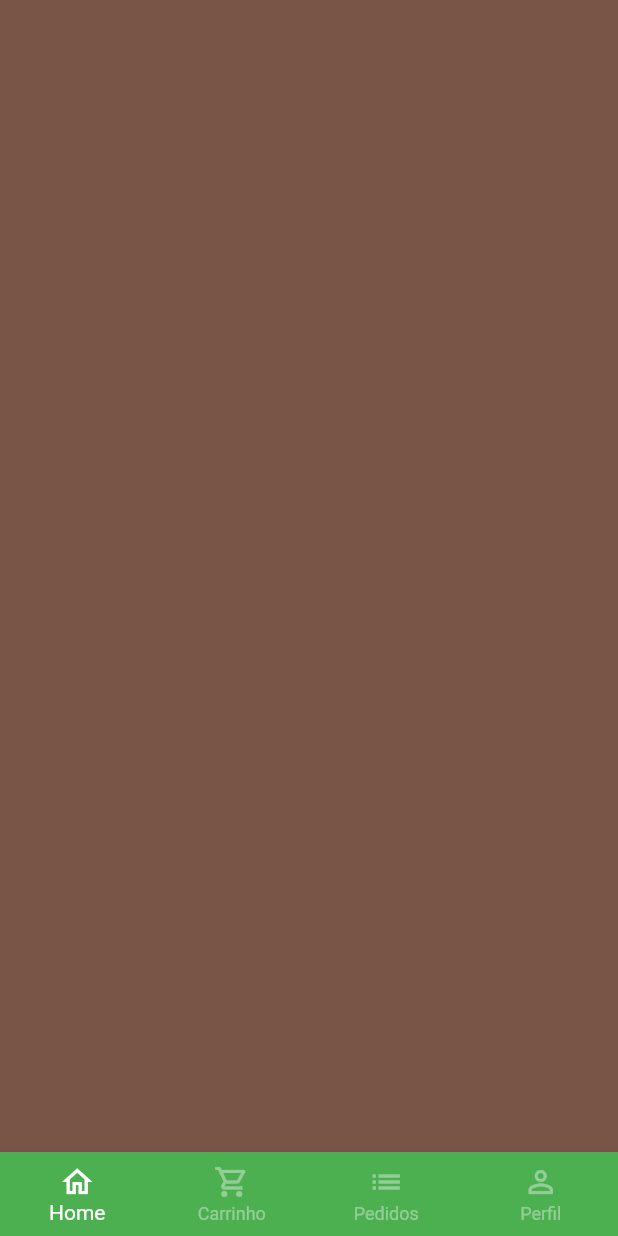
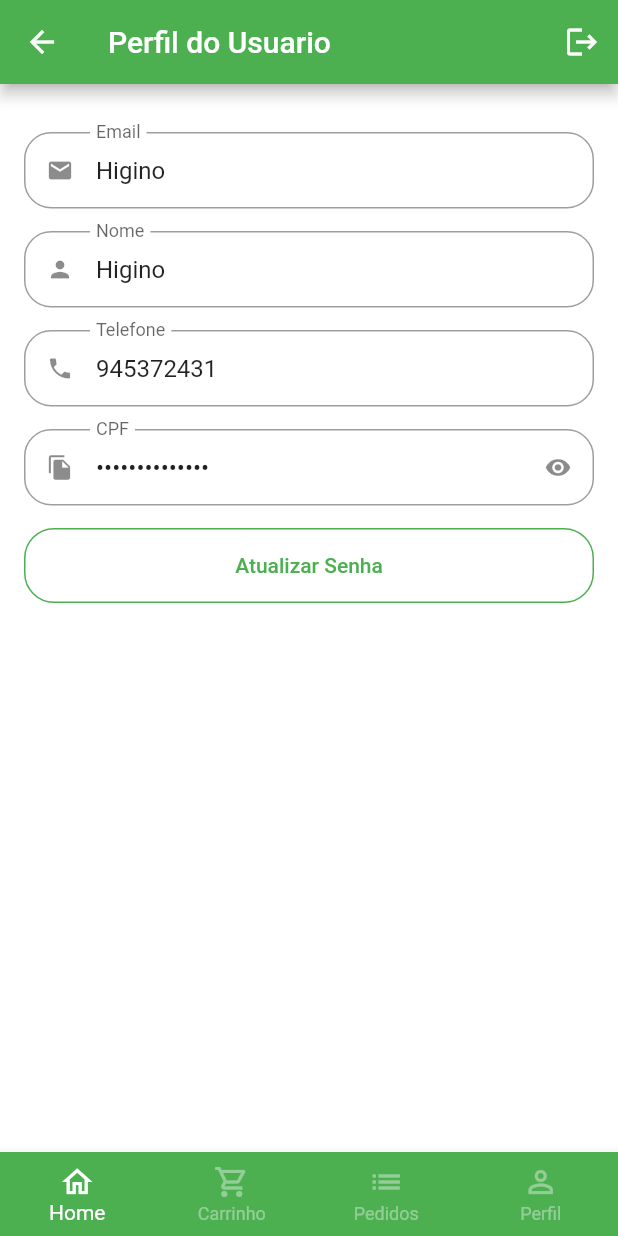
Before and after one commit to goncalveshigino/quitanda, a Flutter app: the BaseScreen screen opened directly, swiped to page 4, on a phone screen of 412 x 824 dp. Run offline on Flutter 3.47's test engine with Material 2 defaults, Android fonts, the phone set to English and light mode, and no system bars; our stand-ins replace animated_text_kit, badges, mask_text_input_formatter.

Commit message:
Tela de perfil

```diff
--- a/lib/src/config/app_data.dart
+++ b/lib/src/config/app_data.dart
@@ -1,5 +1,6 @@
 import 'package:quitanda/src/models/cart_item_model.dart';
 import 'package:quitanda/src/models/item_model.dart';
+import 'package:quitanda/src/models/user_model.dart';
 
 ItemModel apple = ItemModel(
   description:
@@ -74,18 +75,24 @@ List<String> categories = [
 ];
 
 List<CartItemModel> cartItems = [
-
   CartItemModel(
     item: apple,
     quantity: 2,
   ),
-   CartItemModel(
+  CartItemModel(
     item: mango,
     quantity: 1,
   ),
-   CartItemModel(
+  CartItemModel(
     item: guava,
     quantity: 2,
   ),
+];
 
-];
+UserModel user = UserModel(
+  name: 'Higino',
+  emial: 'luiz@gmail.com',
+  phone: '945372431',
+  cpf: '688.888.444.99',
+  password: '123456',
+);
--- /dev/null
+++ b/lib/src/models/user_model.dart
@@ -0,0 +1,19 @@
+
+
+class UserModel {
+
+   String name;
+   String emial;
+   String phone;
+   String cpf;
+   String password;
+
+   UserModel({
+    required this.name,
+    required this.emial,
+    required this.phone,
+    required this.cpf,
+    required this.password,
+   });
+
+}
--- a/lib/src/pages/auth/sign_in_screen.dart
+++ b/lib/src/pages/auth/sign_in_screen.dart
@@ -4,7 +4,7 @@ import 'package:quitanda/src/config/custom_colors.dart';
 import 'package:quitanda/src/pages/auth/sign_up_screen.dart';
 import 'package:quitanda/src/pages/base/base_screen.dart';
 
-import 'components/custom_text_field.dart';
+import '../common_widgets/custom_text_field.dart';
 
 
 class SignInScreen extends StatelessWidget {
--- a/lib/src/pages/auth/sign_up_screen.dart
+++ b/lib/src/pages/auth/sign_up_screen.dart
@@ -1,7 +1,7 @@
 import 'package:flutter/material.dart';
 import 'package:mask_text_input_formatter/mask_text_input_formatter.dart';
 import 'package:quitanda/src/config/custom_colors.dart';
-import 'package:quitanda/src/pages/auth/components/custom_text_field.dart';
+import 'package:quitanda/src/pages/common_widgets/custom_text_field.dart';
 
 class SignScreen extends StatelessWidget {
 
--- a/lib/src/pages/base/base_screen.dart
+++ b/lib/src/pages/base/base_screen.dart
@@ -2,6 +2,7 @@ import 'package:flutter/material.dart';
 import 'package:quitanda/src/pages/home/home_tab.dart';
 
 import '../cart/cart_tab.dart';
+import '../profile/profile_tab.dart';
 
 
 class BaseScreen extends StatefulWidget {
@@ -26,13 +27,11 @@ class _BaseScreenState extends State<BaseScreen> {
         children: [
 
         const HomeTab(),
-          CartTab(),
+         const CartTab(),
          Container(
             color: Colors.green,
           ),
-          Container(
-            color: Colors.brown,
-          ),
+        const ProfileTab(),
         ],
       ),
       bottomNavigationBar: BottomNavigationBar(
--- a/lib/src/pages/cart/components/cart_tile.dart
+++ b/lib/src/pages/cart/components/cart_tile.dart
@@ -20,6 +20,7 @@ class CartTile extends StatefulWidget {
 }
 
 class _CartTileState extends State<CartTile> {
+
   final UtilsServices utilsServices = UtilsServices();
 
   @override
--- a/lib/src/pages/auth/components/custom_text_field.dart
+++ b/lib/src/pages/common_widgets/custom_text_field.dart
@@ -2,18 +2,21 @@ import 'package:flutter/material.dart';
 import 'package:flutter/services.dart';
 
 class CustomTextField extends StatefulWidget {
-
   final IconData icon;
   final String label;
   final bool isSecret;
   final List<TextInputFormatter>? inputFormatter;
+  final String? initialValue;
+  final bool readOnly;
 
   const CustomTextField({
     Key? key,
     required this.icon,
     required this.label,
     this.isSecret = false,
-    this.inputFormatter
+    this.inputFormatter,
+    this.initialValue,
+    this.readOnly = false
   }) : super(key: key);
 
   @override
@@ -21,7 +24,6 @@ class CustomTextField extends StatefulWidget {
 }
 
 class _CustomTextFieldState extends State<CustomTextField> {
-
   bool isObscure = false;
 
   @override
@@ -36,6 +38,8 @@ class _CustomTextFieldState extends State<CustomTextField> {
     return Padding(
       padding: const EdgeInsets.only(bottom: 15),
       child: TextFormField(
+        readOnly: widget.readOnly,
+        initialValue: widget.initialValue,
         obscureText: isObscure,
         inputFormatters: widget.inputFormatter,
         decoration: InputDecoration(
@@ -47,12 +51,14 @@ class _CustomTextFieldState extends State<CustomTextField> {
                         isObscure = !isObscure;
                       });
                     },
-                    icon: Icon(isObscure ? Icons.visibility : Icons.visibility_off),
+                    icon: Icon(
+                        isObscure ? Icons.visibility : Icons.visibility_off),
                   )
                 : null,
             labelText: widget.label,
             isDense: true,
-            border: OutlineInputBorder(borderRadius: BorderRadius.circular(18))),
+            border:
+                OutlineInputBorder(borderRadius: BorderRadius.circular(18))),
       ),
     );
   }
--- /dev/null
+++ b/lib/src/pages/profile/profile_tab.dart
@@ -0,0 +1,67 @@
+import 'package:flutter/material.dart';
+import 'package:quitanda/src/pages/common_widgets/custom_text_field.dart';
+import 'package:quitanda/src/config/app_data.dart' as appData;
+
+class ProfileTab extends StatelessWidget {
+  const ProfileTab({
+    Key? key,
+  }) : super(key: key);
+
+  @override
+  Widget build(BuildContext context) {
+    return Scaffold(
+      appBar: AppBar(
+        title: const Text('Perfil do Usuario'),
+        actions: [
+          IconButton(
+            onPressed: () {},
+            icon: const Icon(Icons.logout),
+          )
+        ],
+      ),
+      body: ListView(
+        physics: BouncingScrollPhysics(),
+        padding: const EdgeInsets.fromLTRB(16, 32, 16, 16),
+        children: [
+          CustomTextField(
+            initialValue: appData.user.name,
+            readOnly: true,
+            icon: Icons.email,
+            label: 'Email',
+          ),
+          CustomTextField(
+            initialValue: appData.user.name,
+            readOnly: true,
+            icon: Icons.person,
+            label: 'Nome',
+          ),
+          CustomTextField(
+            initialValue: appData.user.phone,
+            readOnly: true,
+            icon: Icons.phone,
+            label: 'Telefone',
+          ),
+          CustomTextField(
+            initialValue: appData.user.cpf,
+            readOnly: true,
+            icon: Icons.file_copy,
+            label: 'CPF',
+            isSecret: true,
+          ),
+          SizedBox(
+            height: 50,
+            child: OutlinedButton(
+              style: OutlinedButton.styleFrom(
+                shape: RoundedRectangleBorder(
+                    borderRadius: BorderRadius.circular(20)),
+                side: const BorderSide(color: Colors.green),
+              ),
+              onPressed: () {},
+              child: const Text('Atualizar Senha'),
+            ),
+          )
+        ],
+      ),
+    );
+  }
+}
```
